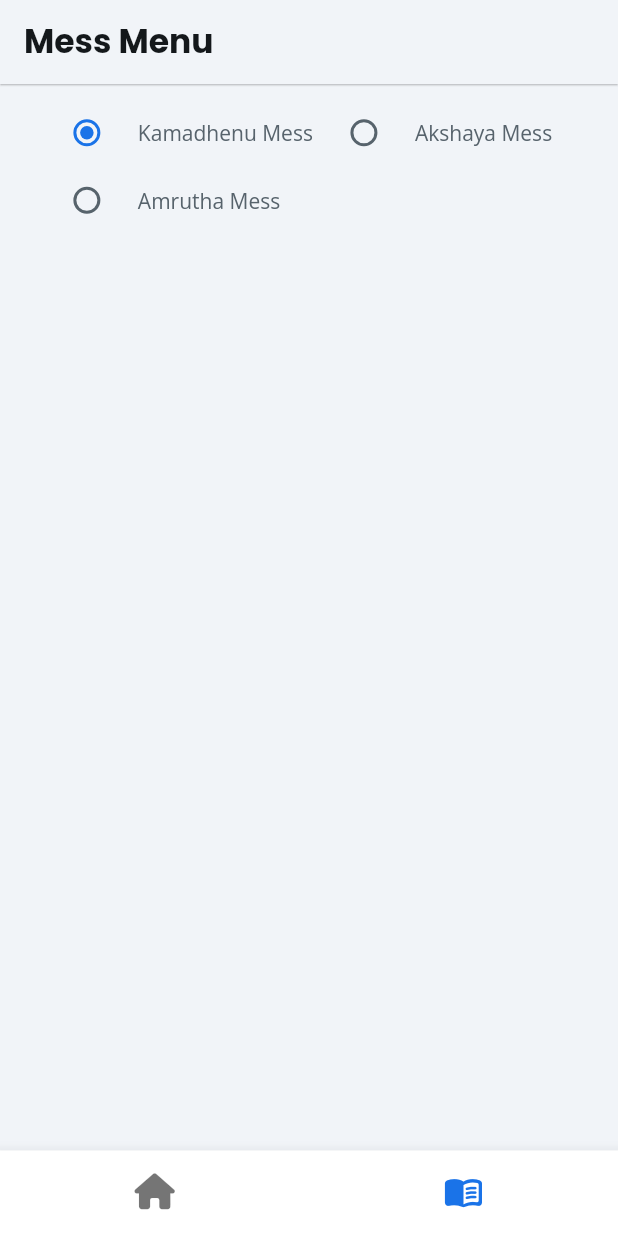
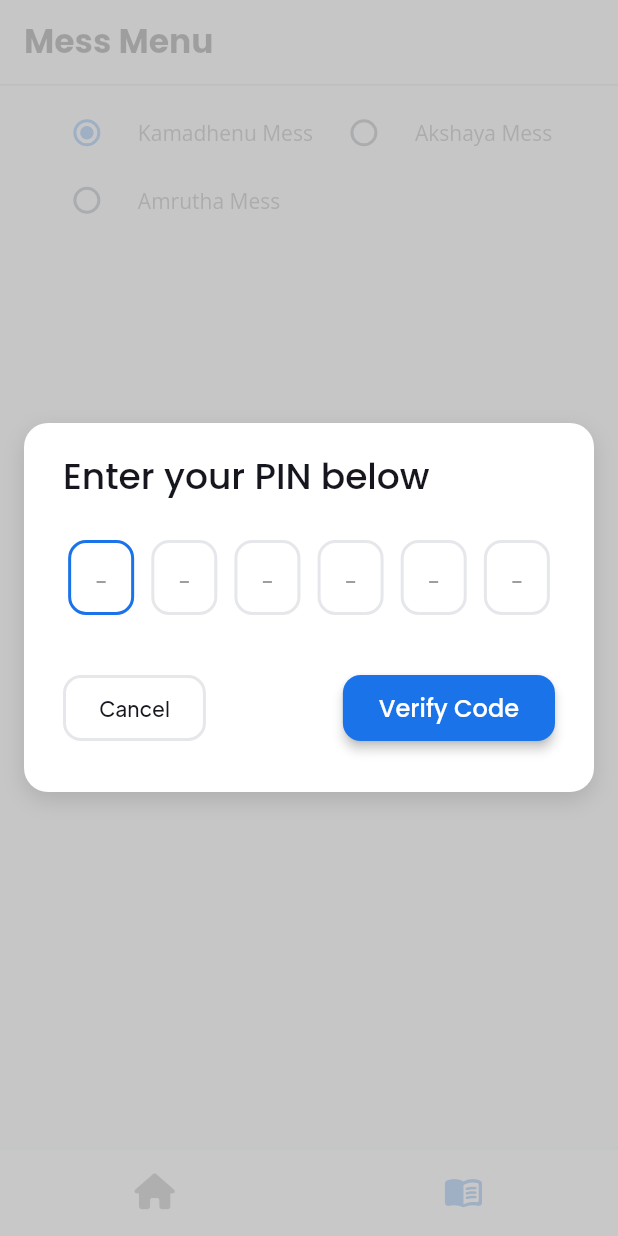
Before and after one commit to amcny/nitmess-admin, a Flutter app: the screen it shows once a user with an empty profile is signed in, item 2 of the bottom bar chosen, on a phone screen of 412 x 824 dp. Run offline on Flutter 3.47's test engine with Material 3 defaults, Android fonts, the phone set to English and light mode, and no system bars; drawn by our look-alikes of auto_size_text, flutter_animate, pin_code_fields; our stand-ins replace cloud_firestore, data_table_2, firebase_auth, firebase_core, flutter_rating_bar, flutter_spinkit and 12 more; missing offline and left inert: flutter_barcode_scanner, json_path; accounts and stored records are empty.

Commit message:
doing passcode

```diff
--- a/lib/components/scanneddetails/scanneddetails_widget.dart
+++ b/lib/components/scanneddetails/scanneddetails_widget.dart
@@ -40,7 +40,7 @@ class _ScanneddetailsWidgetState extends State<ScanneddetailsWidget> {
   @override
   Widget build(BuildContext context) {
     return Align(
-      alignment: const AlignmentDirectional(-1.0, 0.0),
+      alignment: const AlignmentDirectional(0.0, 0.0),
       child: Padding(
         padding: const EdgeInsetsDirectional.fromSTEB(20.0, 0.0, 20.0, 0.0),
         child: StreamBuilder<List<ScannedOutputsRecord>>(
--- a/lib/flutter_flow/nav/nav.dart
+++ b/lib/flutter_flow/nav/nav.dart
@@ -120,6 +120,7 @@ GoRouter createRouter(AppStateNotifier appStateNotifier) => GoRouter(
           builder: (context, params) => MenudetailsWidget(
             messDocRef: params.getParam(
                 'messDocRef', ParamType.DocumentReference, false, ['mess']),
+            messname: params.getParam('messname', ParamType.String),
           ),
         )
       ].map((r) => r.toRoute(appStateNotifier)).toList(),
--- a/lib/main.dart
+++ b/lib/main.dart
@@ -70,7 +70,7 @@ class _MyAppState extends State<MyApp> {
   @override
   Widget build(BuildContext context) {
     return MaterialApp.router(
-      title: 'NIT AP: MESS ADMIN',
+      title: 'NIT MESS ADMIN',
       localizationsDelegates: const [
         GlobalMaterialLocalizations.delegate,
         GlobalWidgetsLocalizations.delegate,
--- a/lib/pages/menuindex/menuindex_widget.dart
+++ b/lib/pages/menuindex/menuindex_widget.dart
@@ -4,7 +4,9 @@ import '/flutter_flow/flutter_flow_radio_button.dart';
 import '/flutter_flow/flutter_flow_theme.dart';
 import '/flutter_flow/flutter_flow_util.dart';
 import '/flutter_flow/form_field_controller.dart';
+import '/passcode_components/pincode_set/pincode_set_widget.dart';
 import 'package:flutter/material.dart';
+import 'package:flutter/scheduler.dart';
 import 'package:flutter_animate/flutter_animate.dart';
 import 'package:flutter_spinkit/flutter_spinkit.dart';
 import 'menuindex_model.dart';
@@ -24,9 +26,8 @@ class _MenuindexWidgetState extends State<MenuindexWidget>
   final scaffoldKey = GlobalKey<ScaffoldState>();
 
   final animationsMap = {
-    'listViewOnActionTriggerAnimation': AnimationInfo(
-      trigger: AnimationTrigger.onActionTrigger,
-      applyInitialState: true,
+    'listViewOnPageLoadAnimation': AnimationInfo(
+      trigger: AnimationTrigger.onPageLoad,
       effects: [
         MoveEffect(
           curve: Curves.linear,
@@ -44,12 +45,26 @@ class _MenuindexWidgetState extends State<MenuindexWidget>
     super.initState();
     _model = createModel(context, () => MenuindexModel());
 
-    setupAnimations(
-      animationsMap.values.where((anim) =>
-          anim.trigger == AnimationTrigger.onActionTrigger ||
-          !anim.applyInitialState),
-      this,
-    );
+    // On page load action.
+    SchedulerBinding.instance.addPostFrameCallback((_) async {
+      await showModalBottomSheet(
+        isScrollControlled: true,
+        backgroundColor: Colors.transparent,
+        enableDrag: false,
+        context: context,
+        builder: (context) {
+          return GestureDetector(
+            onTap: () => _model.unfocusNode.canRequestFocus
+                ? FocusScope.of(context).requestFocus(_model.unfocusNode)
+                : FocusScope.of(context).unfocus(),
+            child: Padding(
+              padding: MediaQuery.viewInsetsOf(context),
+              child: const PincodeSetWidget(),
+            ),
+          );
+        },
+      ).then((value) => safeSetState(() {}));
+    });
 
     WidgetsBinding.instance.addPostFrameCallback((_) => setState(() {}));
   }
@@ -164,6 +179,10 @@ class _MenuindexWidgetState extends State<MenuindexWidget>
                                     listViewMessRecord.reference,
                                     ParamType.DocumentReference,
                                   ),
+                                  'messname': serializeParam(
+                                    _model.radioButtonValue,
+                                    ParamType.String,
+                                  ),
                                 }.withoutNulls,
                               );
                             },
@@ -187,7 +206,7 @@ class _MenuindexWidgetState extends State<MenuindexWidget>
                                       padding: const EdgeInsetsDirectional.fromSTEB(
                                           12.0, 0.0, 0.0, 0.0),
                                       child: Text(
-                                        listViewMessRecord.day,
+                                        '${_model.radioButtonValue}: ${listViewMessRecord.day}',
                                         style: FlutterFlowTheme.of(context)
                                             .bodyLarge
                                             .override(
@@ -212,9 +231,8 @@ class _MenuindexWidgetState extends State<MenuindexWidget>
                           ),
                         );
                       },
-                    ).animateOnActionTrigger(
-                      animationsMap['listViewOnActionTriggerAnimation']!,
-                    );
+                    ).animateOnPageLoad(
+                        animationsMap['listViewOnPageLoadAnimation']!);
                   },
                 ),
               ),
--- /dev/null
+++ b/lib/passcode_components/pincode_set/pincode_set_model.dart
@@ -0,0 +1,27 @@
+import '/flutter_flow/flutter_flow_util.dart';
+import 'pincode_set_widget.dart' show PincodeSetWidget;
+import 'package:flutter/material.dart';
+
+class PincodeSetModel extends FlutterFlowModel<PincodeSetWidget> {
+  ///  State fields for stateful widgets in this component.
+
+  // State field(s) for PinCode widget.
+  TextEditingController? pinCodeController;
+  String? Function(BuildContext, String?)? pinCodeControllerValidator;
+
+  /// Initialization and disposal methods.
+
+  @override
+  void initState(BuildContext context) {
+    pinCodeController = TextEditingController();
+  }
+
+  @override
+  void dispose() {
+    pinCodeController?.dispose();
+  }
+
+  /// Action blocks are added here.
+
+  /// Additional helper methods are added here.
+}
--- /dev/null
+++ b/lib/passcode_components/pincode_set/pincode_set_widget.dart
@@ -0,0 +1,315 @@
+import '/auth/firebase_auth/auth_util.dart';
+import '/flutter_flow/flutter_flow_animations.dart';
+import '/flutter_flow/flutter_flow_theme.dart';
+import '/flutter_flow/flutter_flow_util.dart';
+import '/flutter_flow/flutter_flow_widgets.dart';
+import 'package:pin_code_fields/pin_code_fields.dart';
+import 'package:flutter/material.dart';
+import 'package:flutter_animate/flutter_animate.dart';
+import 'pincode_set_model.dart';
+export 'pincode_set_model.dart';
+
+class PincodeSetWidget extends StatefulWidget {
+  const PincodeSetWidget({super.key});
+
+  @override
+  State<PincodeSetWidget> createState() => _PincodeSetWidgetState();
+}
+
+class _PincodeSetWidgetState extends State<PincodeSetWidget>
+    with TickerProviderStateMixin {
+  late PincodeSetModel _model;
+
+  final animationsMap = {
+    'containerOnPageLoadAnimation': AnimationInfo(
+      trigger: AnimationTrigger.onPageLoad,
+      effects: [
+        VisibilityEffect(duration: 300.ms),
+        MoveEffect(
+          curve: Curves.bounceOut,
+          delay: 300.ms,
+          duration: 400.ms,
+          begin: const Offset(0.0, 100.0),
+          end: const Offset(0.0, 0.0),
+        ),
+        FadeEffect(
+          curve: Curves.easeInOut,
+          delay: 300.ms,
+          duration: 400.ms,
+          begin: 0.0,
+          end: 1.0,
+        ),
+      ],
+    ),
+  };
+
+  @override
+  void setState(VoidCallback callback) {
+    super.setState(callback);
+    _model.onUpdate();
+  }
+
+  @override
+  void initState() {
+    super.initState();
+    _model = createModel(context, () => PincodeSetModel());
+
+    setupAnimations(
+      animationsMap.values.where((anim) =>
+          anim.trigger == AnimationTrigger.onActionTrigger ||
+          !anim.applyInitialState),
+      this,
+    );
+
+    WidgetsBinding.instance.addPostFrameCallback((_) => setState(() {}));
+  }
+
+  @override
+  void dispose() {
+    _model.maybeDispose();
+
+    super.dispose();
+  }
+
+  @override
+  Widget build(BuildContext context) {
+    return Container(
+      width: double.infinity,
+      height: double.infinity,
+      decoration: const BoxDecoration(
+        color: Color(0x9AFFFFFF),
+      ),
+      child: Column(
+        mainAxisSize: MainAxisSize.max,
+        mainAxisAlignment: MainAxisAlignment.center,
+        children: [
+          Padding(
+            padding: const EdgeInsetsDirectional.fromSTEB(16.0, 2.0, 16.0, 16.0),
+            child: Container(
+              width: double.infinity,
+              constraints: const BoxConstraints(
+                maxWidth: 570.0,
+              ),
+              decoration: BoxDecoration(
+                color: Colors.white,
+                boxShadow: const [
+                  BoxShadow(
+                    blurRadius: 12.0,
+                    color: Color(0x1E000000),
+                    offset: Offset(0.0, 5.0),
+                  )
+                ],
+                borderRadius: BorderRadius.circular(16.0),
+              ),
+              child: Padding(
+                padding: const EdgeInsets.all(2.0),
+                child: Column(
+                  mainAxisSize: MainAxisSize.max,
+                  crossAxisAlignment: CrossAxisAlignment.start,
+                  children: [
+                    Padding(
+                      padding:
+                          const EdgeInsetsDirectional.fromSTEB(24.0, 16.0, 0.0, 0.0),
+                      child: Text(
+                        'Enter your PIN below',
+                        style: FlutterFlowTheme.of(context)
+                            .headlineMedium
+                            .override(
+                              fontFamily: 'Poppins',
+                              color: const Color(0xFF15161E),
+                              fontSize: 24.0,
+                              fontWeight: FontWeight.w500,
+                            ),
+                      ),
+                    ),
+                    Padding(
+                      padding:
+                          const EdgeInsetsDirectional.fromSTEB(0.0, 0.0, 0.0, 32.0),
+                      child: Column(
+                        mainAxisSize: MainAxisSize.max,
+                        children: [
+                          Padding(
+                            padding: const EdgeInsetsDirectional.fromSTEB(
+                                16.0, 24.0, 16.0, 0.0),
+                            child: PinCodeTextField(
+                              autoDisposeControllers: false,
+                              appContext: context,
+                              length: 6,
+                              textStyle: FlutterFlowTheme.of(context)
+                                  .bodyLarge
+                                  .override(
+                                    fontFamily: 'Plus Jakarta Sans',
+                                    color: const Color(0xFF15161E),
+                                    fontSize: 16.0,
+                                    fontWeight: FontWeight.w500,
+                                  ),
+                              mainAxisAlignment: MainAxisAlignment.spaceEvenly,
+                              enableActiveFill: false,
+                              autoFocus: true,
+                              enablePinAutofill: true,
+                              errorTextSpace: 16.0,
+                              showCursor: true,
+                              cursorColor: const Color(0xFF6F61EF),
+                              obscureText: true,
+                              obscuringCharacter: '*',
+                              hintCharacter: '-',
+                              keyboardType: TextInputType.number,
+                              pinTheme: PinTheme(
+                                fieldHeight: 50.0,
+                                fieldWidth: 44.0,
+                                borderWidth: 2.0,
+                                borderRadius: const BorderRadius.only(
+                                  bottomLeft: Radius.circular(12.0),
+                                  bottomRight: Radius.circular(12.0),
+                                  topLeft: Radius.circular(12.0),
+                                  topRight: Radius.circular(12.0),
+                                ),
+                                shape: PinCodeFieldShape.box,
+                                activeColor:
+                                    FlutterFlowTheme.of(context).primary,
+                                inactiveColor: const Color(0xFFE5E7EB),
+                                selectedColor:
+                                    FlutterFlowTheme.of(context).primary,
+                                activeFillColor:
+                                    FlutterFlowTheme.of(context).primary,
+                                inactiveFillColor: const Color(0xFFE5E7EB),
+                                selectedFillColor:
+                                    FlutterFlowTheme.of(context).primary,
+                              ),
+                              controller: _model.pinCodeController,
+                              onChanged: (_) {},
+                              autovalidateMode:
+                                  AutovalidateMode.onUserInteraction,
+                              validator: _model.pinCodeControllerValidator
+                                  .asValidator(context),
+                            ),
+                          ),
+                          Padding(
+                            padding: const EdgeInsetsDirectional.fromSTEB(
+                                24.0, 24.0, 24.0, 0.0),
+                            child: Row(
+                              mainAxisSize: MainAxisSize.max,
+                              mainAxisAlignment: MainAxisAlignment.spaceBetween,
+                              children: [
+                                Align(
+                                  alignment: const AlignmentDirectional(0.0, 0.05),
+                                  child: FFButtonWidget(
+                                    onPressed: () async {
+                                      Navigator.pop(context);
+
+                                      context.pushNamed('homepage');
+                                    },
+                                    text: 'Cancel',
+                                    options: FFButtonOptions(
+                                      height: 44.0,
+                                      padding: const EdgeInsetsDirectional.fromSTEB(
+                                          24.0, 0.0, 24.0, 0.0),
+                                      iconPadding:
+                                          const EdgeInsetsDirectional.fromSTEB(
+                                              0.0, 0.0, 0.0, 0.0),
+                                      color: Colors.white,
+                                      textStyle: FlutterFlowTheme.of(context)
+                                          .bodyMedium
+                                          .override(
+                                            fontFamily: 'Plus Jakarta Sans',
+                                            color: const Color(0xFF15161E),
+                                            fontSize: 14.0,
+                                            fontWeight: FontWeight.w500,
+                                          ),
+                                      elevation: 0.0,
+                                      borderSide: const BorderSide(
+                                        color: Color(0xFFE5E7EB),
+                                        width: 2.0,
+                                      ),
+                                      borderRadius: BorderRadius.circular(12.0),
+                                      hoverColor: const Color(0xFFE5E7EB),
+                                      hoverBorderSide: const BorderSide(
+                                        color: Color(0xFFE5E7EB),
+                                        width: 2.0,
+                                      ),
+                                      hoverTextColor: const Color(0xFF15161E),
+                                      hoverElevation: 3.0,
+                                    ),
+                                  ),
+                                ),
+                                Align(
+                                  alignment: const AlignmentDirectional(0.0, 0.05),
+                                  child: FFButtonWidget(
+                                    onPressed: () async {
+                                      if (_model.pinCodeController!.text ==
+                                          valueOrDefault(
+                                                  currentUserDocument?.passcode,
+                                                  0)
+                                              .toString()) {
+                                        context.pushNamed('menuindex');
+                                      } else {
+                                        ScaffoldMessenger.of(context)
+                                            .showSnackBar(
+                                          SnackBar(
+                                            content: Text(
+                                              'Incorrect PIN !!',
+                                              style: TextStyle(
+                                                color:
+                                                    FlutterFlowTheme.of(context)
+                                                        .secondaryBackground,
+                                              ),
+                                            ),
+                                            duration:
+                                                const Duration(milliseconds: 1200),
+                                            backgroundColor:
+                                                FlutterFlowTheme.of(context)
+                                                    .primary,
+                                          ),
+                                        );
+                                      }
+                                    },
+                                    text: 'Verify Code',
+                                    options: FFButtonOptions(
+                                      height: 44.0,
+                                      padding: const EdgeInsetsDirectional.fromSTEB(
+                                          24.0, 0.0, 24.0, 0.0),
+                                      iconPadding:
+                                          const EdgeInsetsDirectional.fromSTEB(
+                                              0.0, 0.0, 0.0, 0.0),
+                                      color:
+                                          FlutterFlowTheme.of(context).primary,
+                                      textStyle: FlutterFlowTheme.of(context)
+                                          .titleSmall
+                                          .override(
+                                            fontFamily: 'Poppins',
+                                            color: Colors.white,
+                                            fontSize: 16.0,
+                                            fontWeight: FontWeight.w500,
+                                          ),
+                                      elevation: 3.0,
+                                      borderSide: const BorderSide(
+                                        color: Colors.transparent,
+                                        width: 1.0,
+                                      ),
+                                      borderRadius: BorderRadius.circular(12.0),
+                                      hoverColor: const Color(0x4D9489F5),
+                                      hoverBorderSide: const BorderSide(
+                                        color: Color(0xFF6F61EF),
+                                        width: 1.0,
+                                      ),
+                                      hoverTextColor: const Color(0xFF15161E),
+                                      hoverElevation: 0.0,
+                                    ),
+                                  ),
+                                ),
+                              ],
+                            ),
+                          ),
+                        ],
+                      ),
+                    ),
+                  ],
+                ),
+              ),
+            ).animateOnPageLoad(animationsMap['containerOnPageLoadAnimation']!),
+          ),
+        ],
+      ),
+    );
+  }
+}
--- a/pubspec.yaml
+++ b/pubspec.yaml
@@ -67,6 +67,7 @@ dependencies:
   path_provider_foundation: 2.2.2
   path_provider_platform_interface: 2.0.6
   photo_view: 0.14.0
+  pin_code_fields: 8.0.1
   plugin_platform_interface: 2.1.8
   provider: 6.0.5
   rxdart: 0.27.7
```
Also changed, not shown: lib/backend/schema/admin_record.dart (+13 -2 lines), lib/components/verifycode/verifycode_model.dart (added, +27 -0 lines), lib/components/verifycode/verifycode_widget.dart (added, +150 -0 lines), lib/pages/menudetails/menudetails_widget.dart (+38 -4 lines).
